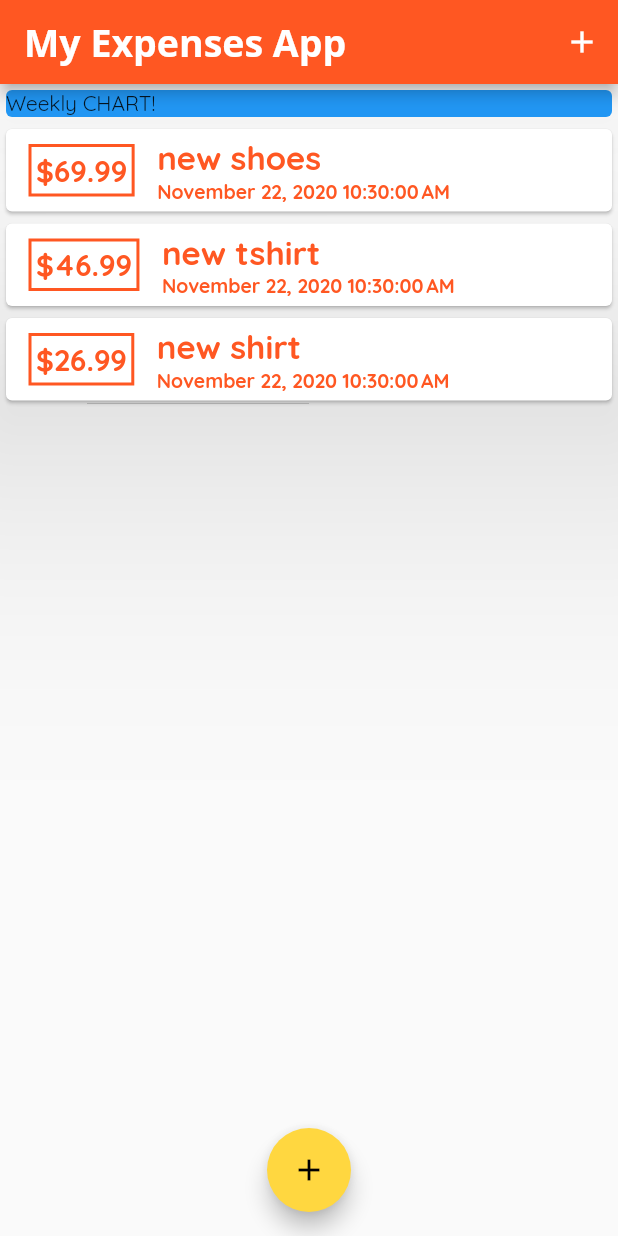
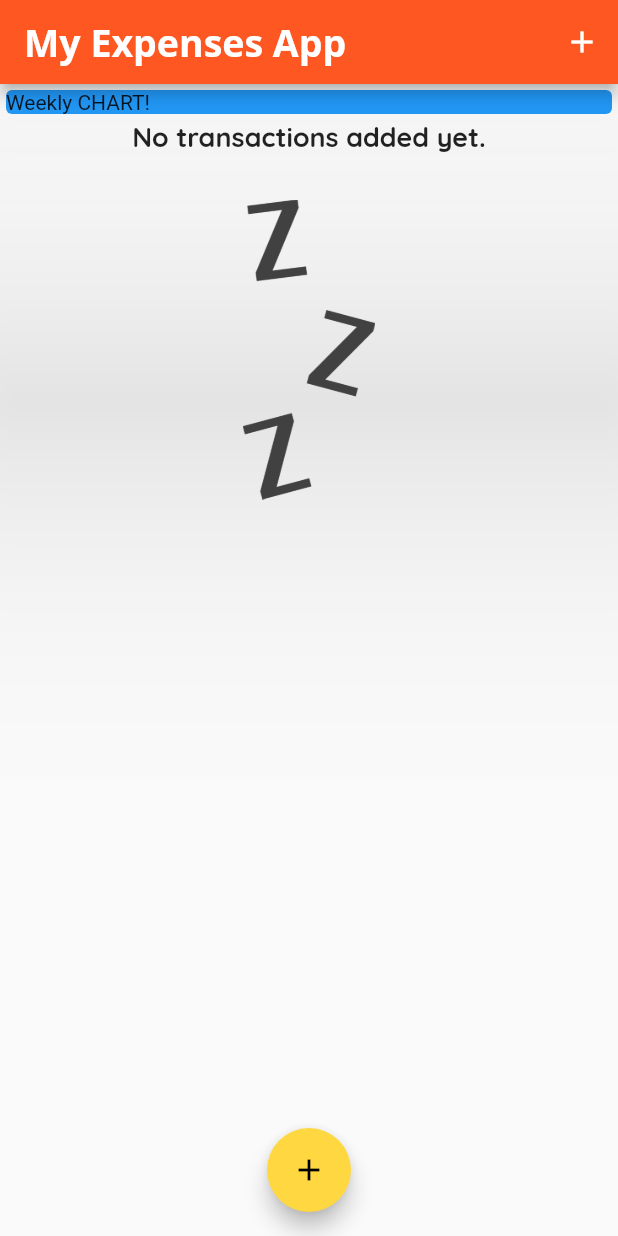
Before and after one commit to IonutSKL/myExpensesApp, a Flutter app: the screen it shows after launch, on a phone screen of 412 x 824 dp. Run offline on Flutter 3.47's test engine with Material 2 defaults, Android fonts, the phone set to English and light mode, and no system bars.

Commit message:
image added

```diff
--- a/lib/main.dart
+++ b/lib/main.dart
@@ -17,13 +17,19 @@ class MyApp extends StatelessWidget {
           primarySwatch: Colors.deepOrange,
           accentColor: Colors.amberAccent,
           fontFamily: 'Quicksand',
+          textTheme: ThemeData.light().textTheme.copyWith(
+                title: TextStyle(
+                  fontFamily: 'Quicksand',
+                  fontWeight: FontWeight.bold,
+                  fontSize: 18,
+                ),
+              ),
           appBarTheme: AppBarTheme(
             textTheme: ThemeData.light().textTheme.copyWith(
                   title: TextStyle(
-                    fontFamily: 'OpenSans',
-                    fontSize: 25,
-                    fontWeight: FontWeight.bold
-                  ),
+                      fontFamily: 'OpenSans',
+                      fontSize: 25,
+                      fontWeight: FontWeight.bold),
                 ),
             //brightness: Brightness.dark,
             //primaryColor: Colors.lightBlue[800],
@@ -41,7 +47,7 @@ class MyHomePage extends StatefulWidget {
 
 class _MyHomePageState extends State<MyHomePage> {
   final List<Transaction> _userTransactions = [
-    Transaction(
+    /* Transaction(
       id: 't555',
       title: 'new shoes',
       amount: 69.99,
@@ -58,7 +64,7 @@ class _MyHomePageState extends State<MyHomePage> {
       title: 'new shirt',
       amount: 26.99,
       date: DateTime.now(),
-    ),
+    ), */
   ];
 
   void _addNewTransaction(String txTitle, double txAmount) {
--- a/lib/widgets/transaction_list.dart
+++ b/lib/widgets/transaction_list.dart
@@ -3,7 +3,6 @@ import 'package:intl/intl.dart';
 import 'package:myExpensesApp/models/transaction.dart';
 
 class TransactionList extends StatelessWidget {
-
   final List<Transaction> transactions;
 
   TransactionList(this.transactions);
@@ -12,7 +11,25 @@ class TransactionList extends StatelessWidget {
   Widget build(BuildContext context) {
     return Container(
       height: 300,
-      child: ListView.builder(
+      child: transactions.isEmpty
+          ? Column(
+              children: <Widget>[
+                Text(
+                  'No transactions added yet.',
+                  style: Theme.of(context).textTheme.title,
+                ),
+                SizedBox(
+                  height: 30,
+                ),
+                Container(
+                    height: 200,
+                    child: Image.asset(
+                      'assets/images/waiting.png',
+                      fit: BoxFit.cover,
+                    )),
+              ],
+            )
+          : ListView.builder(
               itemBuilder: (ctx, index) {
                 return Card(
                   child: Row(
@@ -43,11 +60,7 @@ class TransactionList extends StatelessWidget {
                         children: <Widget>[
                           Text(
                             transactions[index].title,
-                      style: TextStyle(
-                        fontWeight: FontWeight.bold,
-                        fontSize: 22,
-                        color: Theme.of(context).primaryColor,
-                      ),
+                            style: Theme.of(context).textTheme.title,
                           ),
                           Text(
                             DateFormat().format(transactions[index].date),
--- a/pubspec.yaml
+++ b/pubspec.yaml
@@ -46,8 +46,8 @@ flutter:
   uses-material-design: true
 
   # To add assets to your application, add an assets section, like this:
-  # assets:
-  #   - images/a_dot_burr.jpeg
+  assets:
+   - assets/images/waiting.png
   #   - images/a_dot_ham.jpeg
 
   # An image asset can refer to one or more resolution-specific "variants", see
```
Also changed, not shown: assets/images/waiting.png (added). Lines whose indentation alone changed are shown as unchanged.
